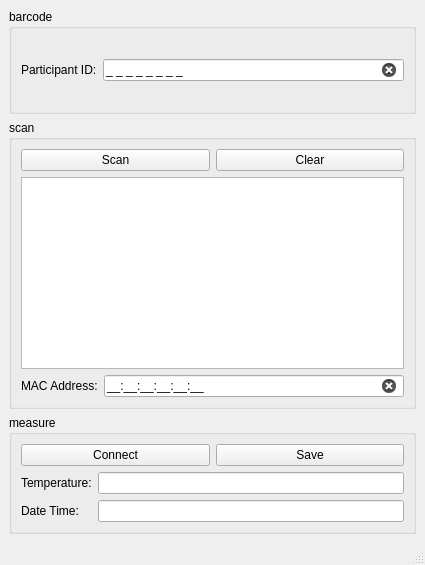
Above: src/bt_masimo/mainwindow.ui from inglis-dl/cypress before the change. Below: the same form after it.
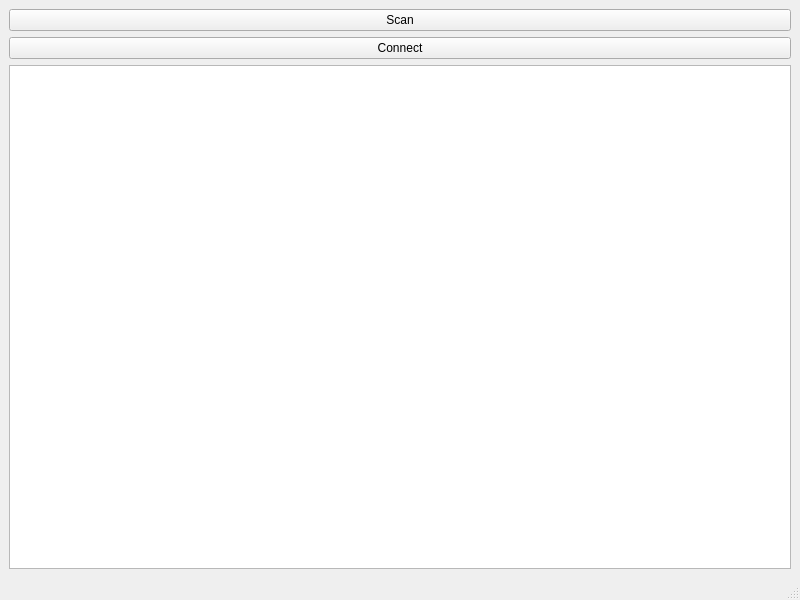
That is the form after the change.

```diff
--- a/src/bt_masimo/mainwindow.ui
+++ b/src/bt_masimo/mainwindow.ui
@@ -6,200 +6,49 @@
    <rect>
     <x>0</x>
     <y>0</y>
-    <width>425</width>
-    <height>565</height>
+    <width>800</width>
+    <height>600</height>
    </rect>
   </property>
   <property name="windowTitle">
    <string>MainWindow</string>
   </property>
   <widget class="QWidget" name="centralwidget">
-   <layout class="QVBoxLayout" name="verticalLayout_2">
-    <item>
-     <widget class="QGroupBox" name="iDgroupBox">
-      <property name="sizePolicy">
-       <sizepolicy hsizetype="Preferred" vsizetype="Preferred">
-        <horstretch>0</horstretch>
-        <verstretch>0</verstretch>
-       </sizepolicy>
-      </property>
-      <property name="title">
-       <string>barcode</string>
-      </property>
-      <layout class="QHBoxLayout" name="horizontalLayout">
-       <item>
-        <widget class="QLabel" name="iDlabel">
-         <property name="text">
-          <string>Participant ID:</string>
-         </property>
-         <property name="buddy">
-          <cstring>iDlineEdit</cstring>
-         </property>
-        </widget>
-       </item>
-       <item>
-        <widget class="QLineEdit" name="iDlineEdit">
-         <property name="inputMask">
-          <string>0 0 0 0 0 0 0 0;_</string>
-         </property>
-         <property name="text">
-          <string>       </string>
-         </property>
-         <property name="maxLength">
-          <number>15</number>
-         </property>
-         <property name="cursorPosition">
-          <number>0</number>
-         </property>
-         <property name="clearButtonEnabled">
-          <bool>true</bool>
-         </property>
-        </widget>
-       </item>
-      </layout>
-     </widget>
-    </item>
-    <item>
-     <widget class="QGroupBox" name="scanGroupBox">
-      <property name="title">
-       <string>scan</string>
-      </property>
-      <layout class="QVBoxLayout" name="verticalLayout">
-       <item>
-        <layout class="QHBoxLayout" name="horizontalLayout_2">
-         <item>
-          <widget class="QPushButton" name="scanButton">
-           <property name="text">
-            <string>Scan</string>
-           </property>
-          </widget>
-         </item>
-         <item>
-          <widget class="QPushButton" name="clearButton">
-           <property name="text">
-            <string>Clear</string>
-           </property>
-          </widget>
-         </item>
-        </layout>
-       </item>
-       <item>
-        <widget class="QListWidget" name="deviceListWidget">
-         <property name="sizePolicy">
-          <sizepolicy hsizetype="Expanding" vsizetype="Preferred">
-           <horstretch>0</horstretch>
-           <verstretch>0</verstretch>
-          </sizepolicy>
-         </property>
-        </widget>
-       </item>
-       <item>
-        <layout class="QHBoxLayout" name="horizontalLayout_3">
-         <item>
-          <widget class="QLabel" name="macLabel">
-           <property name="text">
-            <string>MAC Address:</string>
-           </property>
-           <property name="buddy">
-            <cstring>addressLineEdit</cstring>
-           </property>
-          </widget>
-         </item>
-         <item>
-          <widget class="QLineEdit" name="addressLineEdit">
-           <property name="inputMask">
-            <string>HH:HH:HH:HH:HH:HH;_</string>
-           </property>
-           <property name="clearButtonEnabled">
-            <bool>true</bool>
-           </property>
-          </widget>
-         </item>
-        </layout>
-       </item>
-      </layout>
-     </widget>
-    </item>
-    <item>
-     <widget class="QGroupBox" name="measureGroupBox">
-      <property name="title">
-       <string>measure</string>
-      </property>
-      <layout class="QVBoxLayout" name="verticalLayout_3">
-       <item>
-        <layout class="QHBoxLayout" name="horizontalLayout_4">
-         <item>
-          <widget class="QPushButton" name="connectButton">
-           <property name="sizePolicy">
-            <sizepolicy hsizetype="Minimum" vsizetype="Fixed">
-             <horstretch>0</horstretch>
-             <verstretch>0</verstretch>
-            </sizepolicy>
-           </property>
-           <property name="text">
-            <string>Connect</string>
-           </property>
-          </widget>
-         </item>
-         <item>
-          <widget class="QPushButton" name="saveButton">
-           <property name="sizePolicy">
-            <sizepolicy hsizetype="Minimum" vsizetype="Fixed">
-             <horstretch>0</horstretch>
-             <verstretch>0</verstretch>
-            </sizepolicy>
-           </property>
-           <property name="text">
-            <string>Save</string>
-           </property>
-          </widget>
-         </item>
-        </layout>
-       </item>
-       <item>
-        <layout class="QFormLayout" name="formLayout">
-         <item row="0" column="0">
-          <widget class="QLabel" name="temperatureLabel">
-           <property name="text">
-            <string>Temperature:</string>
-           </property>
-           <property name="buddy">
-            <cstring>temperatureLineEdit</cstring>
-           </property>
-          </widget>
-         </item>
-         <item row="0" column="1">
-          <widget class="QLineEdit" name="temperatureLineEdit">
-           <property name="readOnly">
-            <bool>true</bool>
-           </property>
-          </widget>
-         </item>
-         <item row="1" column="0">
-          <widget class="QLabel" name="dateTimeLabel">
-           <property name="text">
-            <string>Date Time:</string>
-           </property>
-           <property name="buddy">
-            <cstring>dateTimeLineEdit</cstring>
-           </property>
-          </widget>
-         </item>
-         <item row="1" column="1">
-          <widget class="QLineEdit" name="dateTimeLineEdit">
-           <property name="readOnly">
-            <bool>true</bool>
-           </property>
-          </widget>
-         </item>
-        </layout>
-       </item>
-      </layout>
-     </widget>
+   <layout class="QGridLayout" name="gridLayout">
+    <item row="0" column="0">
+     <layout class="QVBoxLayout" name="verticalLayout">
+      <item>
+       <widget class="QPushButton" name="scanButton">
+        <property name="text">
+         <string>Scan</string>
+        </property>
+       </widget>
+      </item>
+      <item>
+       <widget class="QPushButton" name="connectButton">
+        <property name="text">
+         <string>Connect</string>
+        </property>
+       </widget>
+      </item>
+      <item>
+       <widget class="QListWidget" name="listWidget"/>
+      </item>
+     </layout>
     </item>
    </layout>
   </widget>
-  <widget class="QStatusBar" name="statusBar"/>
+  <widget class="QMenuBar" name="menubar">
+   <property name="geometry">
+    <rect>
+     <x>0</x>
+     <y>0</y>
+     <width>800</width>
+     <height>22</height>
+    </rect>
+   </property>
+  </widget>
+  <widget class="QStatusBar" name="statusbar"/>
  </widget>
  <resources/>
  <connections>
```
Left out of the diff: 19 changed lines with no effect on the pictures.
